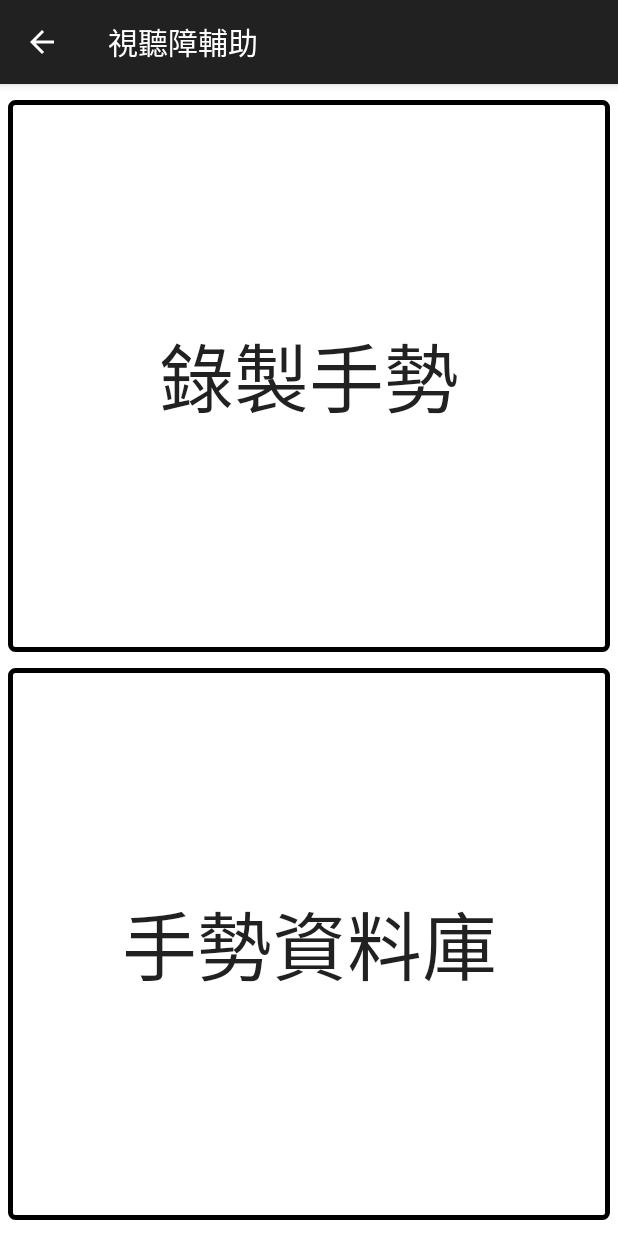
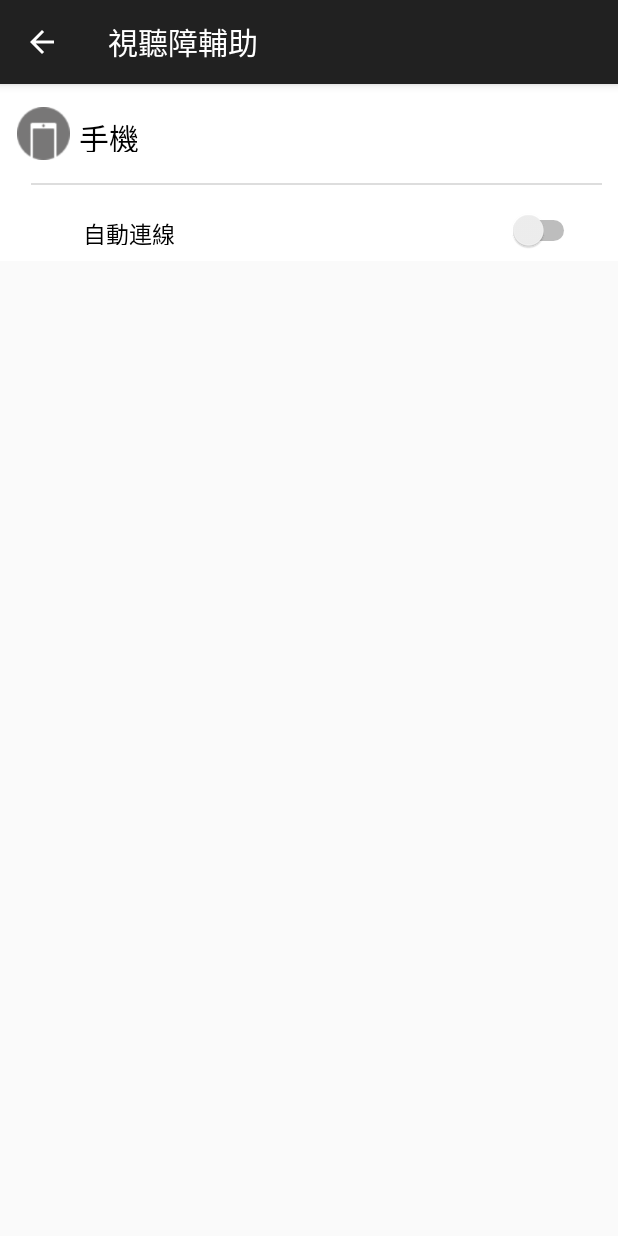
Before and after one commit to WearableGroup507/WearableApplication, an Android app: the HearingSettingActivity screen opened directly, with no data from a screen before it, on a phone screen of 412 x 824 dp. Run offline under Robolectric (Android 15) with nearby library versions, the phone set to English and light mode, and no system bars.

Commit message:
修改視障設定頁面字體大小 新增聽障設定頁面

```diff
--- a/app/src/main/res/layout/activity_hearing_setting.xml
+++ b/app/src/main/res/layout/activity_hearing_setting.xml
@@ -1,43 +1,90 @@
 <?xml version="1.0" encoding="utf-8"?>
-<LinearLayout
-    xmlns:android="http://schemas.android.com/apk/res/android"
-    xmlns:tools="http://schemas.android.com/tools"
-    android:id="@+id/view_hearing_setting"
-    android:orientation="vertical"
-    android:layout_width="match_parent"
-    android:layout_height="match_parent"
-    android:paddingLeft="@dimen/activity_horizontal_margin"
+<ScrollView xmlns:android="http://schemas.android.com/apk/res/android"
+    android:layout_width="fill_parent"
+    android:layout_height="fill_parent"
+    android:scrollbars="vertical"
+    android:fadingEdge="vertical">
+
+    <LinearLayout xmlns:android="http://schemas.android.com/apk/res/android"
+        xmlns:tools="http://schemas.android.com/tools" android:layout_width="match_parent"
+        android:layout_height="match_parent" android:paddingLeft="@dimen/activity_horizontal_margin"
         android:paddingRight="@dimen/activity_horizontal_margin"
         android:paddingTop="@dimen/activity_vertical_margin"
         android:paddingBottom="@dimen/activity_vertical_margin"
-    tools:context="tw.edu.ntust.jojllman.wearableapplication.HearingSettingActivity"
+        android:orientation="vertical"
+        android:id="@+id/ll_app_setting"
         android:background="#ffffff"
-    android:weightSum="10">
+        tools:context="tw.edu.ntust.jojllman.wearableapplication.VisualSettingActivity">
 
-    <Button
-        android:contentDescription="@string/btn_record_gesture"
+        <LinearLayout xmlns:android="http://schemas.android.com/apk/res/android"
             android:layout_width="fill_parent"
+            android:layout_height="35dp"
+            android:layout_marginTop="10dp"
+            android:orientation="horizontal"
+            >
+
+            <ImageView
+                android:id="@+id/icon_setting_phone"
+                android:layout_width="wrap_content"
+                android:layout_height="match_parent"
+                android:layout_marginLeft="0dp"
+                android:layout_alignParentLeft="true"
+                android:scaleType="fitCenter"
+                android:src="@drawable/icon_set_phone"/>
+
+            <TextView
+                android:id="@+id/txt_setting_phone"
+                android:layout_width="wrap_content"
                 android:layout_height="wrap_content"
                 android:layout_marginTop="@dimen/activity_vertical_margin"
                 android:layout_marginBottom="@dimen/activity_vertical_margin"
-        android:id="@+id/btn_record_gesture"
-        android:text="@string/btn_record_gesture"
-        android:textSize="@dimen/btn_font_size"
-        android:onClick="OnRecordGestureClick"
-        android:background="@drawable/button_with_border"
-        android:layout_weight="5" />
+                android:layout_marginLeft="0dp"
+                android:layout_alignStart="@id/icon_setting_phone"
+                android:text="手機"
+                android:textSize="20sp"
+                android:textColor="#000000" />
 
-    <Button
-        android:contentDescription="@string/btn_gesture_db"
+        </LinearLayout>
+
+        <View
+            android:layout_width="match_parent"
+            android:layout_height="1dp"
+            android:layout_marginTop="15dp"
+            android:layout_marginBottom="@dimen/activity_vertical_margin"
+            android:layout_marginLeft="15dp"
+            android:layout_marginRight="@dimen/activity_horizontal_margin"
+            android:background="#DDDDDD" />
+
+        <RelativeLayout xmlns:android="http://schemas.android.com/apk/res/android"
             android:layout_width="fill_parent"
+            android:layout_height="30dp"
+            android:layout_marginTop="10dp"
+            android:orientation="horizontal"
+            >
+
+            <TextView
+                android:id="@+id/txt_set_vibrate_level"
+                android:layout_width="wrap_content"
                 android:layout_height="wrap_content"
                 android:layout_marginTop="@dimen/activity_vertical_margin"
                 android:layout_marginBottom="@dimen/activity_vertical_margin"
-        android:id="@+id/btn_btn_gesture_db"
-        android:text="@string/btn_gesture_db"
-        android:textSize="@dimen/btn_font_size"
-        android:onClick="OnGestureDBClick"
-        android:background="@drawable/button_with_border"
-        android:layout_weight="5" />
+                android:layout_marginLeft="50dp"
+                android:text="自動連線"
+                android:textSize="15sp"
+                android:textColor="#000000" />
+
+            <Switch
+                android:id="@+id/switch_auto"
+                android:layout_width="wrap_content"
+                android:layout_height="wrap_content"
+                android:layout_marginTop="@dimen/activity_vertical_margin"
+                android:layout_marginBottom="@dimen/activity_vertical_margin"
+                android:layout_marginEnd="20dp"
+                android:layout_centerVertical="true"
+                android:layout_alignParentEnd="true" />
+
+        </RelativeLayout>
 
     </LinearLayout>
+
+</ScrollView>
--- a/app/src/main/res/layout/activity_visual_setting.xml
+++ b/app/src/main/res/layout/activity_visual_setting.xml
@@ -18,7 +18,7 @@
 
         <LinearLayout xmlns:android="http://schemas.android.com/apk/res/android"
             android:layout_width="fill_parent"
-            android:layout_height="30dp"
+            android:layout_height="35dp"
             android:layout_marginTop="10dp"
             android:orientation="horizontal"
             >
@@ -119,7 +119,7 @@
 
         <LinearLayout xmlns:android="http://schemas.android.com/apk/res/android"
             android:layout_width="fill_parent"
-            android:layout_height="30dp"
+            android:layout_height="35dp"
             android:layout_marginTop="10dp"
             android:orientation="horizontal"
             >
```
Lines whose indentation alone changed are shown as unchanged.
